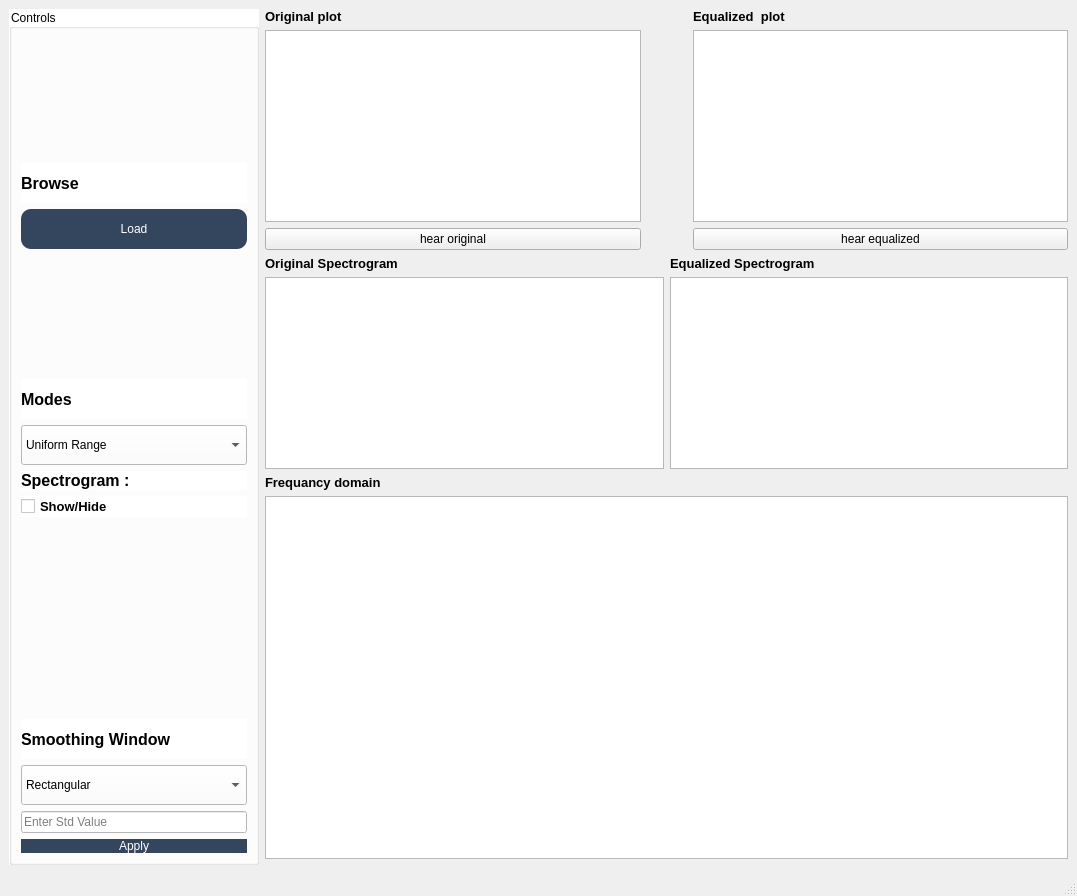
First picture: the form in task3.ui, repository malaknasser812/SBME_DSP_Signal-Equalizer, before the edit.
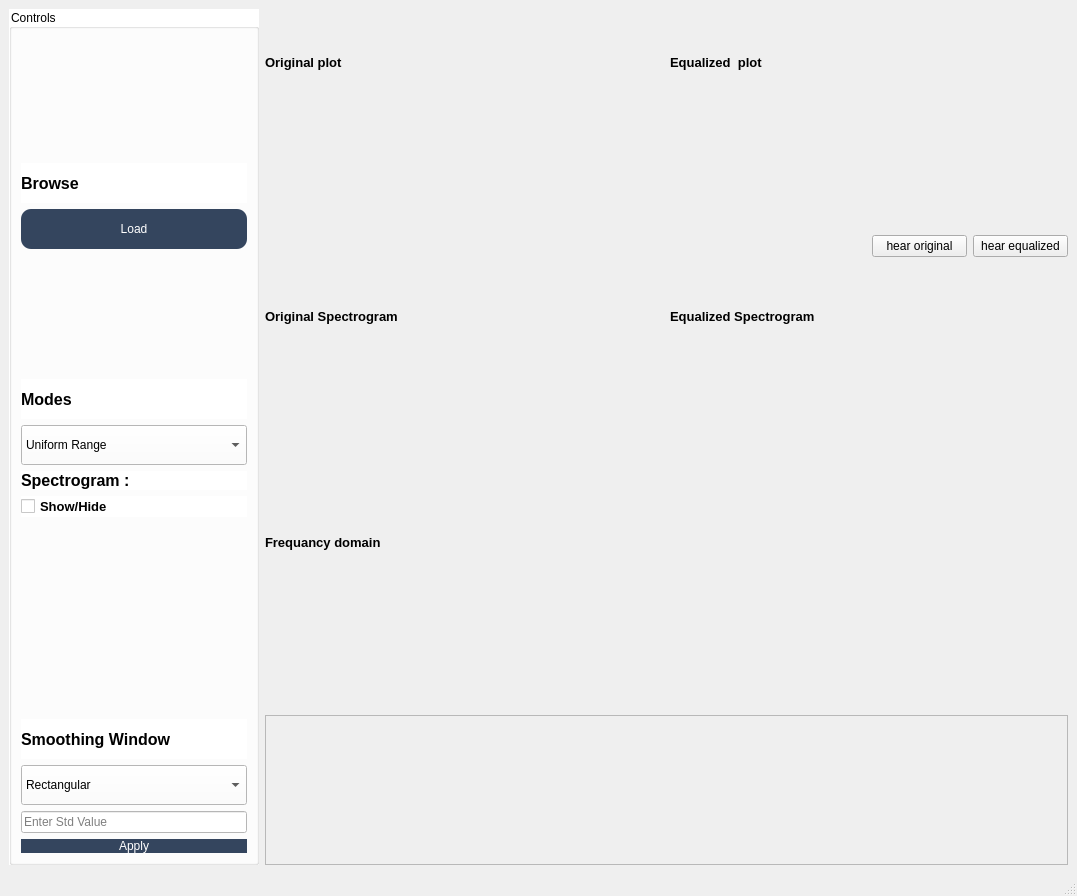
Second picture: the form after the edit. Icons and pictures are not drawn. Custom widgets are drawn as their Qt base class.

Commit message: equalized / ifft done

What changed in the file:
```diff
--- a/task3.ui
+++ b/task3.ui
@@ -17,10 +17,10 @@
    <property name="styleSheet">
     <string notr="true"/>
    </property>
-   <layout class="QGridLayout" name="gridLayout_7">
-    <item row="0" column="0">
      <layout class="QGridLayout" name="gridLayout_6">
       <item row="0" column="0">
+     <layout class="QGridLayout" name="gridLayout_5">
+      <item row="0" column="0">
        <widget class="QGroupBox" name="groupBox">
         <property name="minimumSize">
          <size>
@@ -355,16 +355,10 @@
        </widget>
       </item>
       <item row="0" column="1">
-       <layout class="QGridLayout" name="gridLayout_5">
-        <item row="0" column="0">
          <layout class="QGridLayout" name="gridLayout_4">
           <item row="0" column="0">
            <layout class="QGridLayout" name="gridLayout">
-            <item row="0" column="0" colspan="2">
-             <layout class="QHBoxLayout" name="horizontalLayout">
-              <item>
-               <layout class="QVBoxLayout" name="verticalLayout_9">
-                <item>
+          <item row="0" column="0">
                  <layout class="QVBoxLayout" name="verticalLayout">
                   <item>
                    <widget class="QLabel" name="label">
@@ -381,21 +375,33 @@
                    </widget>
                   </item>
                   <item>
-                   <widget class="QGraphicsView" name="original_graph"/>
+             <widget class="PlotWidget" name="original_graph" native="true"/>
                   </item>
                  </layout>
                 </item>
+          <item row="0" column="1">
+           <layout class="QVBoxLayout" name="verticalLayout_2">
                 <item>
-                 <widget class="QPushButton" name="hear_orig_btn">
+             <widget class="QLabel" name="label_2">
+              <property name="font">
+               <font>
+                <pointsize>10</pointsize>
+                <weight>75</weight>
+                <bold>true</bold>
+               </font>
+              </property>
                   <property name="text">
-                   <string>hear original</string>
+               <string>Equalized  plot </string>
                   </property>
                  </widget>
                 </item>
-               </layout>
-              </item>
               <item>
-               <layout class="QVBoxLayout" name="verticalLayout_11">
+             <widget class="PlotWidget" name="equalized_graph" native="true"/>
+            </item>
+           </layout>
+          </item>
+          <item row="1" column="0" colspan="2">
+           <layout class="QHBoxLayout" name="horizontalLayout">
                 <item>
                  <widget class="QPushButton" name="play_pause_btn">
                   <property name="text">
@@ -424,48 +430,6 @@
                   </property>
                  </widget>
                 </item>
-                <item>
-                 <widget class="QPushButton" name="speed_down_btn">
-                  <property name="text">
-                   <string/>
-                  </property>
-                  <property name="icon">
-                   <iconset>
-                    <normaloff>imgs/speed down.png</normaloff>imgs/speed down.png</iconset>
-                  </property>
-                  <property name="flat">
-                   <bool>true</bool>
-                  </property>
-                 </widget>
-                </item>
-                <item>
-                 <widget class="QPushButton" name="speed_up_btn">
-                  <property name="text">
-                   <string/>
-                  </property>
-                  <property name="icon">
-                   <iconset>
-                    <normaloff>imgs/speed up.png</normaloff>imgs/speed up.png</iconset>
-                  </property>
-                  <property name="flat">
-                   <bool>true</bool>
-                  </property>
-                 </widget>
-                </item>
-                <item>
-                 <widget class="QPushButton" name="zoom_out_btn">
-                  <property name="text">
-                   <string/>
-                  </property>
-                  <property name="icon">
-                   <iconset>
-                    <normaloff>imgs/zoom-out.png</normaloff>imgs/zoom-out.png</iconset>
-                  </property>
-                  <property name="flat">
-                   <bool>true</bool>
-                  </property>
-                 </widget>
-                </item>
                 <item>
                  <widget class="QPushButton" name="zoom_in_btn">
                   <property name="text">
@@ -480,30 +444,54 @@
                   </property>
                  </widget>
                 </item>
-               </layout>
-              </item>
               <item>
-               <layout class="QVBoxLayout" name="verticalLayout_10">
-                <item>
-                 <layout class="QVBoxLayout" name="verticalLayout_2">
-                  <item>
-                   <widget class="QLabel" name="label_2">
-                    <property name="font">
-                     <font>
-                      <pointsize>10</pointsize>
-                      <weight>75</weight>
-                      <bold>true</bold>
-                     </font>
-                    </property>
+             <widget class="QPushButton" name="zoom_out_btn">
+              <property name="text">
+               <string/>
+              </property>
+              <property name="icon">
+               <iconset>
+                <normaloff>imgs/zoom-out.png</normaloff>imgs/zoom-out.png</iconset>
+              </property>
+              <property name="flat">
+               <bool>true</bool>
+              </property>
+             </widget>
+            </item>
+            <item>
+             <widget class="QPushButton" name="speed_up_btn">
                     <property name="text">
-                     <string>Equalized  plot </string>
-                    </property>
+               <string/>
+              </property>
+              <property name="icon">
+               <iconset>
+                <normaloff>imgs/speed up.png</normaloff>imgs/speed up.png</iconset>
+              </property>
+              <property name="flat">
+               <bool>true</bool>
+              </property>
                    </widget>
                   </item>
                   <item>
-                   <widget class="QGraphicsView" name="equalized_graph"/>
-                  </item>
-                 </layout>
+             <widget class="QPushButton" name="speed_down_btn">
+              <property name="text">
+               <string/>
+              </property>
+              <property name="icon">
+               <iconset>
+                <normaloff>imgs/speed down.png</normaloff>imgs/speed down.png</iconset>
+              </property>
+              <property name="flat">
+               <bool>true</bool>
+              </property>
+             </widget>
+            </item>
+            <item>
+             <widget class="QPushButton" name="hear_orig_btn">
+              <property name="text">
+               <string>hear original</string>
+              </property>
+             </widget>
                 </item>
                 <item>
                  <widget class="QPushButton" name="hear_eq_btn">
@@ -514,11 +502,11 @@
                 </item>
                </layout>
               </item>
-             </layout>
-            </item>
-            <item row="1" column="0">
+          <item row="2" column="0">
              <layout class="QVBoxLayout" name="verticalLayout_3">
               <item>
+             <layout class="QHBoxLayout" name="horizontalLayout_3">
+              <item>
                <widget class="QLabel" name="label_3">
                 <property name="font">
                  <font>
@@ -532,14 +520,18 @@
                 </property>
                </widget>
               </item>
+             </layout>
+            </item>
               <item>
-               <widget class="QGraphicsView" name="spectrogram_before"/>
+             <widget class="PlotWidget" name="spectrogram_before" native="true"/>
               </item>
              </layout>
             </item>
-            <item row="1" column="1">
+          <item row="2" column="1">
              <layout class="QVBoxLayout" name="verticalLayout_4">
               <item>
+             <layout class="QHBoxLayout" name="horizontalLayout_4">
+              <item>
                <widget class="QLabel" name="label_4">
                 <property name="font">
                  <font>
@@ -553,14 +545,14 @@
                 </property>
                </widget>
               </item>
+             </layout>
+            </item>
               <item>
-               <widget class="QGraphicsView" name="spectrogram_after"/>
+             <widget class="PlotWidget" name="spectrogram_after" native="true"/>
               </item>
              </layout>
             </item>
-           </layout>
-          </item>
-          <item row="1" column="0">
+          <item row="3" column="0" colspan="2">
            <layout class="QVBoxLayout" name="verticalLayout_8">
             <item>
              <widget class="QLabel" name="label_8">
@@ -577,7 +569,7 @@
              </widget>
             </item>
             <item>
-             <widget class="QGraphicsView" name="frequancy_graph"/>
+             <widget class="PlotWidget" name="frequancy_graph" native="true"/>
             </item>
            </layout>
           </item>
@@ -623,6 +615,14 @@
   </widget>
   <widget class="QStatusBar" name="statusbar"/>
  </widget>
+ <customwidgets>
+  <customwidget>
+   <class>PlotWidget</class>
+   <extends>QWidget</extends>
+   <header>pyqtgraph</header>
+   <container>1</container>
+  </customwidget>
+ </customwidgets>
  <resources/>
  <connections>
   <connection>
```
Lines whose indentation alone changed are shown as unchanged. The commit also changes 1 other file.
